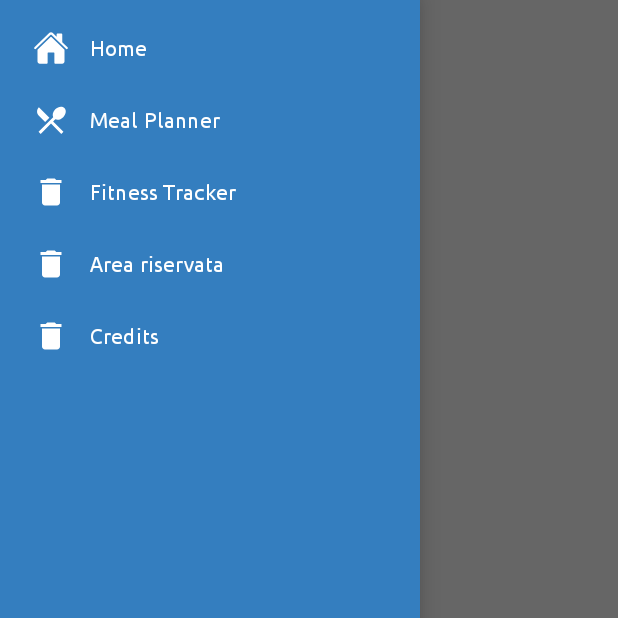
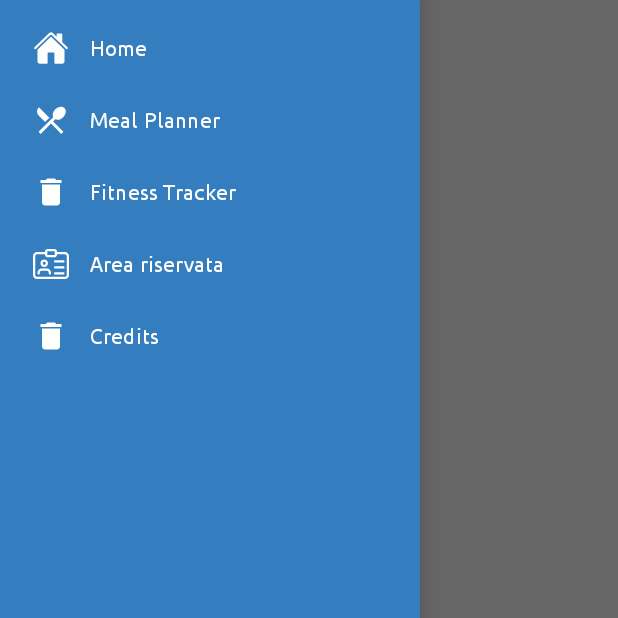
Before and after one commit to davide-mod/HealthyPlus, an Android app: the screen it shows after launch (MainActivity), with the side drawer open, on a phone screen of 412 x 824 dp, the top half of it. Run offline under Robolectric (Android 15) with nearby library versions, the phone set to English and light mode, and no system bars; our stand-ins replace Firebase (no records; nobody signed in at launch, a user with empty details on screens opened directly); libraries missing offline, so code that uses them is left out: com.github.islamkhsh; 2 statements that could not run were skipped.

```diff
--- a/app/src/main/java/com/modolo/healthyplus/MainActivity.kt
+++ b/app/src/main/java/com/modolo/healthyplus/MainActivity.kt
@@ -1,6 +1,9 @@
 package com.modolo.healthyplus
 
+import android.content.SharedPreferences
 import android.os.Bundle
+import android.view.Menu
+import android.view.View
 import androidx.appcompat.app.AppCompatActivity
 import androidx.core.view.GravityCompat
 import androidx.drawerlayout.widget.DrawerLayout
@@ -10,6 +13,9 @@ import com.google.android.material.navigation.NavigationView
 
 class MainActivity : AppCompatActivity() {
     private lateinit var drawer: DrawerLayout
+    private val PREF_NAME = "data"
+    private val MOD_MEAL_PLANNER = "meals"
+    private val MOD_FITNESS_TRACKER = "fitness"
 
     private val navigationListener =
         NavigationView.OnNavigationItemSelectedListener { item ->
@@ -22,10 +28,10 @@ class MainActivity : AppCompatActivity() {
                     findNavController(R.id.nav_host_fragment).navigate(R.id.mealplannerFragment)
                 }
                 R.id.itemFitnessTracker -> {
-                    findNavController(R.id.nav_host_fragment).navigate(R.id.editMealFragment)
+                    findNavController(R.id.nav_host_fragment).navigate(R.id.mainFragment)
                 }
                 R.id.itemUser -> {
-                    findNavController(R.id.nav_host_fragment).navigate(R.id.mainFragment)
+                    findNavController(R.id.nav_host_fragment).navigate(R.id.userFragment)
                 }
                 R.id.itemCredits -> {
                     findNavController(R.id.nav_host_fragment).navigate(R.id.mainFragment)
@@ -38,7 +44,14 @@ class MainActivity : AppCompatActivity() {
         super.onCreate(savedInstanceState)
         setContentView(R.layout.activity_main)
         drawer = findViewById(R.id.drawerMain)
-        val menulaterale = findViewById<NavigationView>(R.id.menulaterale)
+
+        val sharedPref: SharedPreferences? = getSharedPreferences(PREF_NAME, 0)
+        val mealPlanner = sharedPref?.getBoolean(MOD_MEAL_PLANNER, true)
+        val fitnessTracker = sharedPref?.getBoolean(MOD_FITNESS_TRACKER, true)
+        setDrawerElementVisible(R.id.itemMealPlanner, mealPlanner!!)
+        setDrawerElementVisible(R.id.itemFitnessTracker, fitnessTracker!!)
+
+        val menulaterale = findViewById<NavigationView>(R.id.nav_view)
         menulaterale.setNavigationItemSelectedListener(navigationListener)
     }
 
@@ -50,4 +63,10 @@ class MainActivity : AppCompatActivity() {
             if (enabled) DrawerLayout.LOCK_MODE_UNLOCKED else DrawerLayout.LOCK_MODE_LOCKED_CLOSED
         drawer.setDrawerLockMode(lockMode)
     }
+
+    fun setDrawerElementVisible(id: Int, visible: Boolean){
+        val navigationView = findViewById<View>(R.id.nav_view) as NavigationView
+        val navMenu: Menu = navigationView.menu
+        navMenu.findItem(id).isVisible = visible
+    }
 }
--- a/app/src/main/java/com/modolo/healthyplus/main/MainFragment.kt
+++ b/app/src/main/java/com/modolo/healthyplus/main/MainFragment.kt
@@ -17,22 +17,12 @@ import com.modolo.healthyplus.R
 
 class MainFragment : Fragment(), NotificationAdapter.NotificationListener{
 
-    private val PREF_NAME = "data"
-    private val MOD_FOOD_JOURNAL = "food"
-    private val MOD_SPORT_JOURNAL = "sport"
-
     private lateinit var mAuth: FirebaseAuth
-
-
 
     override fun onCreateView(inflater: LayoutInflater, container: ViewGroup?,
                               savedInstanceState: Bundle?): View {
-        //requireActivity().supportFragmentManager.beginTransaction().replace(R.id.nav_host_fragment, LoginFragment(), "LoginFragmentTag").commit()
         val view = inflater.inflate(R.layout.fragment_main, container, false)
-        //check which module has to be shown
-        val sharedPref: SharedPreferences? = activity?.getSharedPreferences(PREF_NAME, 0)
-        val foodJournal = sharedPref?.getBoolean(MOD_FOOD_JOURNAL, false)
-        //if(foodJournal!!)
+
         val ham = view.findViewById<ImageView>(R.id.hamburger)
         ham.setOnClickListener {
             (activity as MainActivity?)?.openDrawer()
--- a/app/src/main/res/layout/activity_main.xml
+++ b/app/src/main/res/layout/activity_main.xml
@@ -27,7 +27,7 @@
     </FrameLayout>
 
     <com.google.android.material.navigation.NavigationView
-        android:id="@+id/menulaterale"
+        android:id="@+id/nav_view"
         android:layout_width="wrap_content"
         android:layout_height="match_parent"
         android:layout_gravity="start"
--- a/app/src/main/res/menu/item_nav_view.xml
+++ b/app/src/main/res/menu/item_nav_view.xml
@@ -17,7 +17,7 @@
         android:title="@string/fitness_tracker_title" />
     <item
         android:id="@+id/itemUser"
-        android:icon="@drawable/meal_fit_delete"
+        android:icon="@drawable/signup_username"
         android:title="@string/user_title" />
     <item
         android:id="@+id/itemCredits"
--- a/app/src/main/res/navigation/nav_graph.xml
+++ b/app/src/main/res/navigation/nav_graph.xml
@@ -44,4 +44,9 @@
         android:name="com.modolo.healthyplus.mealplanner.AddMealFragment"
         android:label="AddMealFragment"
         tools:layout="@layout/mealplanner_frag_add"/>
+    <fragment
+        android:id="@+id/userFragment"
+        tools:layout="@layout/fragment_user"
+        android:name="com.modolo.healthyplus.userpage.UserFragment"
+        android:label="UserFragment" />
 </navigation>
--- a/app/src/main/res/values/strings.xml
+++ b/app/src/main/res/values/strings.xml
@@ -71,5 +71,6 @@
     <string name="fitness_tracker_card_label"><u>scheda</u></string>
     <string name="fitness_tracker_placeholdername">GAMBE</string>
     <string name="fitness_tracker_rapid_activity">Attività rapida</string>
+    <string name="log_out">Log Out</string>
 
 </resources>
```
Also changed, not shown: app/src/main/java/com/modolo/healthyplus/userpage/UserFragment.kt (added, +68 -0 lines), app/src/main/res/layout/fragment_user.xml (added, +90 -0 lines), 91 other files.
